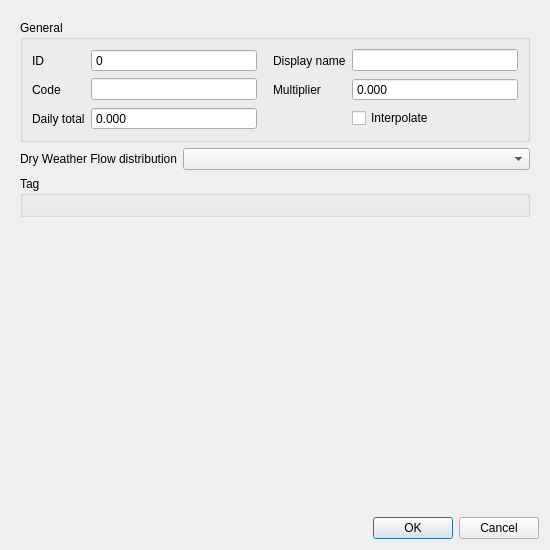
nens/threedi-schematisation-editor, file threedi_schematisation_editor/forms/ui/dry_weather_flow.ui: the form before one commit.
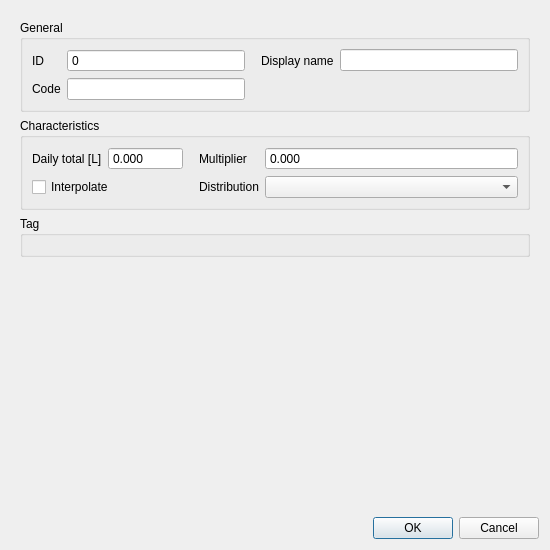
The form after the commit.

Diff of the .ui file:
```diff
--- a/threedi_schematisation_editor/forms/ui/dry_weather_flow.ui
+++ b/threedi_schematisation_editor/forms/ui/dry_weather_flow.ui
@@ -55,30 +55,6 @@
          </property>
         </spacer>
        </item>
-       <item row="1" column="0">
-        <layout class="QHBoxLayout" name="horizontalLayout">
-         <property name="bottomMargin">
-          <number>0</number>
-         </property>
-         <item>
-          <widget class="QLabel" name="label">
-           <property name="text">
-            <string>Dry Weather Flow distribution</string>
-           </property>
-          </widget>
-         </item>
-         <item>
-          <widget class="QComboBox" name="dry_weather_flow_distribution_id">
-           <property name="sizePolicy">
-            <sizepolicy hsizetype="Expanding" vsizetype="Fixed">
-             <horstretch>0</horstretch>
-             <verstretch>0</verstretch>
-            </sizepolicy>
-           </property>
-          </widget>
-         </item>
-        </layout>
-       </item>
        <item row="0" column="0">
         <widget class="QGroupBox" name="grp_general">
          <property name="enabled">
@@ -117,19 +93,6 @@
             </property>
            </widget>
           </item>
-          <item row="1" column="3">
-           <widget class="QDoubleSpinBox" name="multiplier">
-            <property name="buttonSymbols">
-             <enum>QAbstractSpinBox::NoButtons</enum>
-            </property>
-            <property name="decimals">
-             <number>3</number>
-            </property>
-            <property name="maximum">
-             <double>10000000000000000.000000000000000</double>
-            </property>
-           </widget>
-          </item>
           <item row="1" column="1">
            <widget class="QLineEdit" name="code">
             <property name="sizePolicy">
@@ -146,22 +109,6 @@
             </property>
            </widget>
           </item>
-          <item row="1" column="2">
-           <widget class="QLabel" name="label_8">
-            <property name="locale">
-             <locale language="English" country="UnitedStates"/>
-            </property>
-            <property name="text">
-             <string>Multiplier</string>
-            </property>
-            <property name="alignment">
-             <set>Qt::AlignLeading|Qt::AlignLeft|Qt::AlignVCenter</set>
-            </property>
-            <property name="indent">
-             <number>10</number>
-            </property>
-           </widget>
-          </item>
           <item row="0" column="1">
            <widget class="QSpinBox" name="id">
             <property name="locale">
@@ -219,31 +166,89 @@
             </property>
            </widget>
           </item>
-          <item row="2" column="3">
+         </layout>
+        </widget>
+       </item>
+       <item row="1" column="0">
+        <widget class="QGroupBox" name="grp_characteristics">
+         <property name="title">
+          <string>Characteristics</string>
+         </property>
+         <layout class="QGridLayout" name="gridLayout_3">
+          <item row="0" column="2">
+           <widget class="QLabel" name="label_8">
+            <property name="locale">
+             <locale language="English" country="UnitedStates"/>
+            </property>
+            <property name="text">
+             <string>Multiplier</string>
+            </property>
+            <property name="alignment">
+             <set>Qt::AlignLeading|Qt::AlignLeft|Qt::AlignVCenter</set>
+            </property>
+            <property name="indent">
+             <number>10</number>
+            </property>
+           </widget>
+          </item>
+          <item row="0" column="1">
+           <widget class="QDoubleSpinBox" name="daily_total">
+            <property name="buttonSymbols">
+             <enum>QAbstractSpinBox::NoButtons</enum>
+            </property>
+            <property name="decimals">
+             <number>3</number>
+            </property>
+            <property name="maximum">
+             <double>10000000000000000.000000000000000</double>
+            </property>
+           </widget>
+          </item>
+          <item row="0" column="3">
+           <widget class="QDoubleSpinBox" name="multiplier">
+            <property name="buttonSymbols">
+             <enum>QAbstractSpinBox::NoButtons</enum>
+            </property>
+            <property name="decimals">
+             <number>3</number>
+            </property>
+            <property name="maximum">
+             <double>10000000000000000.000000000000000</double>
+            </property>
+           </widget>
+          </item>
+          <item row="0" column="0">
+           <widget class="QLabel" name="label_3">
+            <property name="text">
+             <string>Daily total [L]</string>
+            </property>
+           </widget>
+          </item>
+          <item row="1" column="0" colspan="2">
            <widget class="QCheckBox" name="interpolate">
             <property name="text">
              <string>Interpolate</string>
             </property>
            </widget>
           </item>
-          <item row="2" column="0">
-           <widget class="QLabel" name="label_3">
+          <item row="1" column="2">
+           <widget class="QLabel" name="label">
             <property name="text">
-             <string>Daily total</string>
+             <string>Distribution</string>
             </property>
+            <property name="indent">
+             <number>10</number>
+            </property>
            </widget>
           </item>
-          <item row="2" column="1">
-           <widget class="QDoubleSpinBox" name="daily_total">
-            <property name="buttonSymbols">
-             <enum>QAbstractSpinBox::NoButtons</enum>
+          <item row="1" column="3">
+           <widget class="QComboBox" name="dry_weather_flow_distribution_id">
+            <property name="sizePolicy">
+             <sizepolicy hsizetype="Expanding" vsizetype="Fixed">
+              <horstretch>0</horstretch>
+              <verstretch>0</verstretch>
+             </sizepolicy>
             </property>
-            <property name="decimals">
-             <number>3</number>
-            </property>
-            <property name="maximum">
-             <double>10000000000000000.000000000000000</double>
-            </property>
            </widget>
           </item>
          </layout>
```
Left out of the diff: 36 changed lines with no effect on the pictures.
